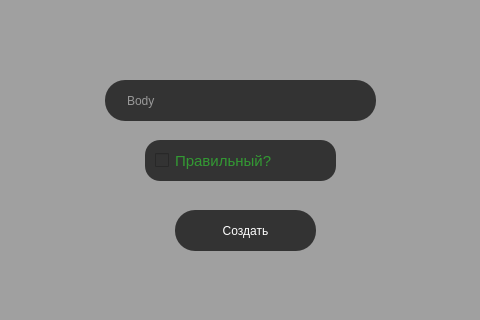
Before: the Qt Designer form TestGuru.ui in KebabJoy/TestGuru-COURSE_WORK-, drawn with Qt 5; both pictures show x 145 to 625 and y 160 to 480 of the 800 by 600 pixel window.
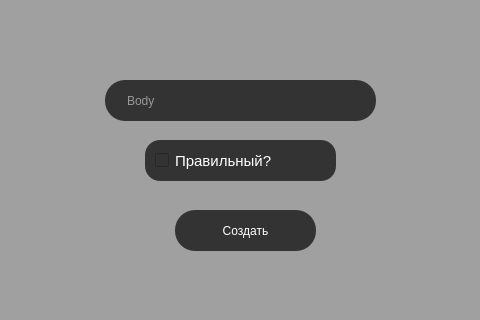
After: the same form once the commit is applied. The open tabs and pages were chosen to show the change.

Commit message: BLESSRNG PLEASE

What changed in the file:
```diff
--- a/TestGuru.ui
+++ b/TestGuru.ui
@@ -1640,7 +1640,7 @@
        </property>
        <property name="styleSheet">
         <string notr="true">background: #333;
-color: #393;
+color: white;
 font-size: 15px;
 font-family: 'Droid Sans';
 border-radius: 15px;
```
Left out of the diff: 8 changed lines with no effect on the pictures. The commit also changes 2 other files.
